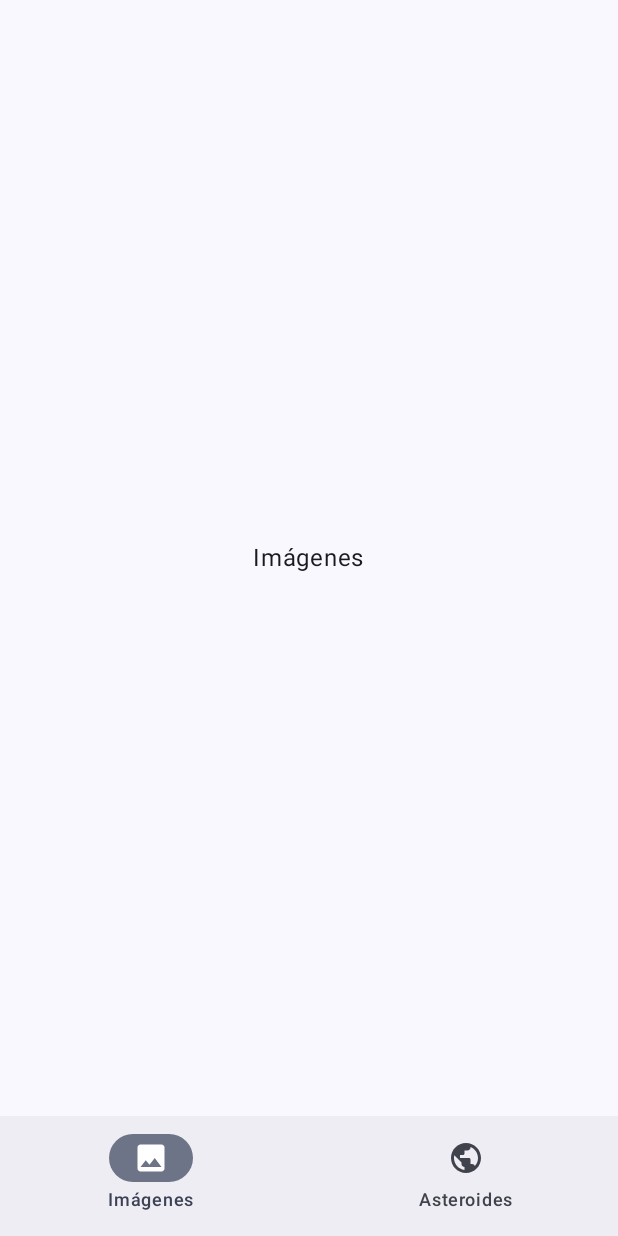
After one commit to migueln15/19200255-Navarro-23200334-Hernandez-pc02-dsm, an Android app built with Jetpack Compose: the composable AppNavigation shown on its own in the app's theme, on a phone screen of 412 x 824 dp. The commit adds this screen. Run offline under Robolectric (Android 15) with nearby library versions, the phone set to English and light mode, and no system bars.

Commit message:
Agrega la navegación principal con barra inferior
La barra inferior tiene las opciones Imágenes y Asteroides y cada una
carga su propio grafo de navegación. MainActivity ahora muestra
AppNavigation.

```diff
--- /dev/null
+++ b/app/src/main/java/com/example/dampc2/navigation/AppNavigation.kt
@@ -0,0 +1,76 @@
+package com.example.dampc2.navigation
+
+import androidx.compose.foundation.layout.fillMaxSize
+import androidx.compose.foundation.layout.padding
+import androidx.compose.material.icons.Icons
+import androidx.compose.material.icons.filled.Image
+import androidx.compose.material.icons.filled.Public
+import androidx.compose.material3.Icon
+import androidx.compose.material3.NavigationBar
+import androidx.compose.material3.NavigationBarItem
+import androidx.compose.material3.Scaffold
+import androidx.compose.material3.Text
+import androidx.compose.runtime.Composable
+import androidx.compose.runtime.getValue
+import androidx.compose.ui.Modifier
+import androidx.compose.ui.graphics.vector.ImageVector
+import androidx.navigation.NavDestination.Companion.hierarchy
+import androidx.navigation.NavGraph.Companion.findStartDestination
+import androidx.navigation.compose.NavHost
+import androidx.navigation.compose.currentBackStackEntryAsState
+import androidx.navigation.compose.rememberNavController
+import com.example.dampc2.asteroides.ui.AsteroidesRoutes
+import com.example.dampc2.asteroides.ui.asteroidesGraph
+import com.example.dampc2.imagenes.ui.ImagenesRoutes
+import com.example.dampc2.imagenes.ui.imagenesGraph
+
+/** Opciones de la barra de navegación inferior. */
+private enum class OpcionInferior(val route: String, val label: String, val icon: ImageVector) {
+    IMAGENES(ImagenesRoutes.GRAPH, "Imágenes", Icons.Filled.Image),
+    ASTEROIDES(AsteroidesRoutes.GRAPH, "Asteroides", Icons.Filled.Public)
+}
+
+/**
+ * Navegación principal: barra inferior con Imágenes y Asteroides.
+ * Cada opción define su propio grafo (navegación interna) en su paquete.
+ */
+@Composable
+fun AppNavigation() {
+    val navController = rememberNavController()
+    val backStackEntry by navController.currentBackStackEntryAsState()
+    val destinoActual = backStackEntry?.destination
+
+    Scaffold(
+        modifier = Modifier.fillMaxSize(),
+        bottomBar = {
+            NavigationBar {
+                OpcionInferior.entries.forEach { opcion ->
+                    val seleccionada = destinoActual?.hierarchy?.any { it.route == opcion.route } == true
+                    NavigationBarItem(
+                        selected = seleccionada,
+                        onClick = {
+                            navController.navigate(opcion.route) {
+                                popUpTo(navController.graph.findStartDestination().id) {
+                                    saveState = true
+                                }
+                                launchSingleTop = true
+                                restoreState = true
+                            }
+                        },
+                        icon = { Icon(opcion.icon, contentDescription = opcion.label) },
+                        label = { Text(opcion.label) }
+                    )
+                }
+            }
+        }
+    ) { innerPadding ->
+        NavHost(
+            navController = navController,
+            startDestination = ImagenesRoutes.GRAPH,
+            modifier = Modifier.padding(innerPadding)
+        ) {
+            imagenesGraph(navController)
+            asteroidesGraph(navController)
+        }
+    }
+}
```
Also changed, not shown: app/src/main/java/com/example/dampc2/MainActivity.kt (+2 -27 lines).
